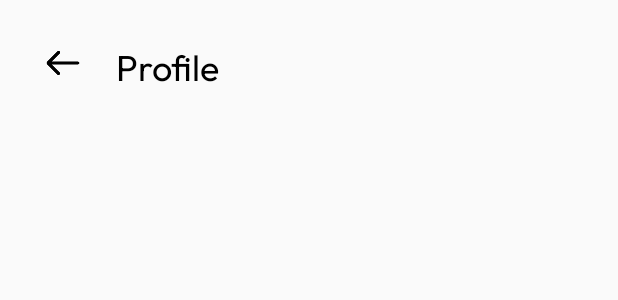
After one commit to Dhiresh-7358/MYshot, an Android app: the layout fragment_edit_profile.xml on its own in the app's theme, with its tools: preview values and no code run, on a phone screen of 412 x 824 dp. The commit adds this screen. Shown: the top 300 px of the screen. Run offline under Robolectric (Android 15) with nearby library versions, the phone set to English and light mode, and no system bars.

Commit message:
3 commit

```diff
--- a/app/build.gradle
+++ b/app/build.gradle
@@ -55,4 +55,9 @@ dependencies {
     implementation 'androidx.appcompat:appcompat:1.6.1'
     implementation 'com.google.android.gms:play-services-location:21.0.1'
 
+    implementation "com.google.android.material:material:1.1.0-alpha09"
+
+    implementation 'com.squareup.picasso:picasso:2.8'
+
+
 }
--- a/app/src/main/java/com/example/myshot/adapter/TopPhotoAdapter.kt
+++ b/app/src/main/java/com/example/myshot/adapter/TopPhotoAdapter.kt
@@ -8,6 +8,7 @@ import android.widget.TextView
 import androidx.recyclerview.widget.RecyclerView
 import com.example.myshot.R
 import com.example.myshot.dataClass.TopPhotoData
+import com.squareup.picasso.Picasso
 
 class TopPhotoAdapter(private val listener:(TopPhotoData)->Unit) : RecyclerView.Adapter<TopPhotoAdapter.MyViewHolder>() {
 
@@ -28,6 +29,7 @@ class TopPhotoAdapter(private val listener:(TopPhotoData)->Unit) : RecyclerView.
     }
     override fun onBindViewHolder(holder: MyViewHolder, position: Int) {
         with(holder){
+          //  Picasso.get().load(epList[position].PhotographerImg)
             pimg.setImageResource(epList[position].PhotographerImg)
             pnam.text = epList[position].PhotographerName
             prat.text = epList[position].PhotographerRating
--- a/app/src/main/java/loginProcess/UserInfoActivity.kt
+++ b/app/src/main/java/loginProcess/UserInfoActivity.kt
@@ -50,7 +50,6 @@ class UserInfoActivity : AppCompatActivity() {
 
     private fun storeUserData() {
         val db = FirebaseFirestore.getInstance()
-        Log.d("fire", "fun called")
         //   FirebaseStorage.getInstance().reference.child("user image")
 
         val user = hashMapOf(
--- /dev/null
+++ b/app/src/main/res/layout/fragment_edit_profile.xml
@@ -0,0 +1,61 @@
+<?xml version="1.0" encoding="utf-8"?>
+<androidx.constraintlayout.widget.ConstraintLayout xmlns:android="http://schemas.android.com/apk/res/android"
+    xmlns:tools="http://schemas.android.com/tools"
+    android:layout_width="match_parent"
+    android:layout_height="match_parent"
+    xmlns:app="http://schemas.android.com/apk/res-auto"
+    tools:context=".fragment.EditProfileFragment">
+
+    <ImageView
+        android:id="@+id/back_arrow"
+        android:layout_width="24dp"
+        android:layout_height="24dp"
+        app:layout_constraintTop_toTopOf="parent"
+        app:layout_constraintStart_toStartOf="parent"
+        android:layout_marginTop="30dp"
+        android:layout_marginStart="30dp"
+        android:contentDescription="back button"
+        android:src="@drawable/back_arrow"/>
+
+    <TextView
+        android:id="@+id/edit_profile"
+        android:layout_width="wrap_content"
+        android:layout_height="wrap_content"
+        android:layout_gravity="center|left"
+        android:layout_marginStart="23dp"
+        app:layout_constraintTop_toTopOf="@id/back_arrow"
+        app:layout_constraintStart_toEndOf="@+id/back_arrow"
+        android:fontFamily="@font/outfit_regular"
+        android:text="Profile"
+        android:textColor="@color/black"
+        android:textSize="24sp"
+        tools:ignore="RtlHardcoded" />
+
+<!--    <com.google.android.material.textfield.TextInputLayout-->
+<!--        style="@style/Widget.MaterialComponents.TextInputLayout.OutlinedBox"-->
+<!--        android:layout_width="0dp"-->
+<!--        android:layout_height="wrap_content"-->
+<!--        android:layout_marginStart="16dp"-->
+<!--        android:layout_marginEnd="16dp"-->
+<!--        android:hint="Name"-->
+<!--        app:boxCornerRadiusBottomEnd="5dp"-->
+<!--        app:boxCornerRadiusBottomStart="5dp"-->
+<!--        app:boxCornerRadiusTopEnd="5dp"-->
+<!--        app:boxCornerRadiusTopStart="5dp"-->
+<!--        app:layout_constraintTop_toBottomOf="@id/back_arrow"-->
+<!--        app:layout_constraintStart_toStartOf="@id/back_arrow">-->
+
+<!--        <com.google.android.material.textfield.TextInputEditText-->
+<!--            android:id="@+id/editText"-->
+<!--            android:layout_width="match_parent"-->
+<!--            android:layout_height="wrap_content"-->
+<!--            android:ellipsize="end"-->
+<!--            android:maxLines="1"-->
+<!--            tools:ignore="KeyboardInaccessibleWidget" />-->
+
+<!--        -->
+
+<!--    </com.google.android.material.textfield.TextInputLayout>-->
+
+
+</androidx.constraintlayout.widget.ConstraintLayout>
```
Also changed, not shown: app/src/main/java/com/example/myshot/activity/Profile.kt (+37 -0 lines), app/src/main/java/com/example/myshot/fragment/EditProfileFragment.kt (added, +46 -0 lines), app/src/main/java/com/example/myshot/fragment/HomeFragment.kt (+119 -38 lines), app/src/main/res/layout/activity_profile.xml (+4 -5 lines), app/src/main/res/layout/fragment_home.xml (+7 -0 lines).
